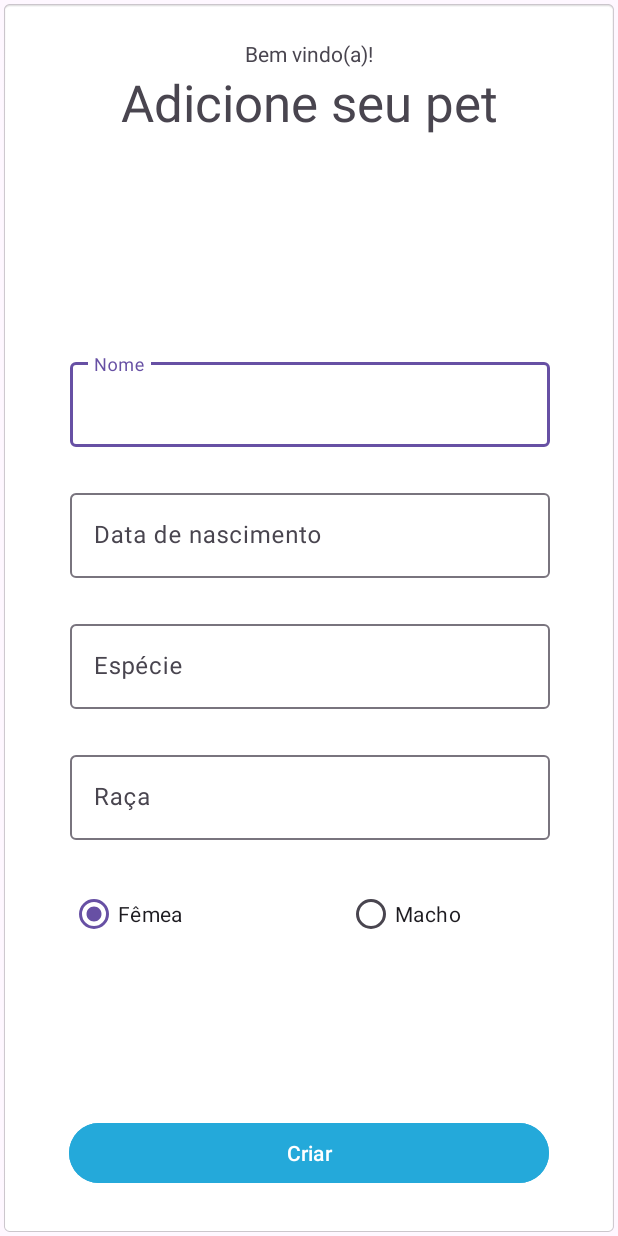
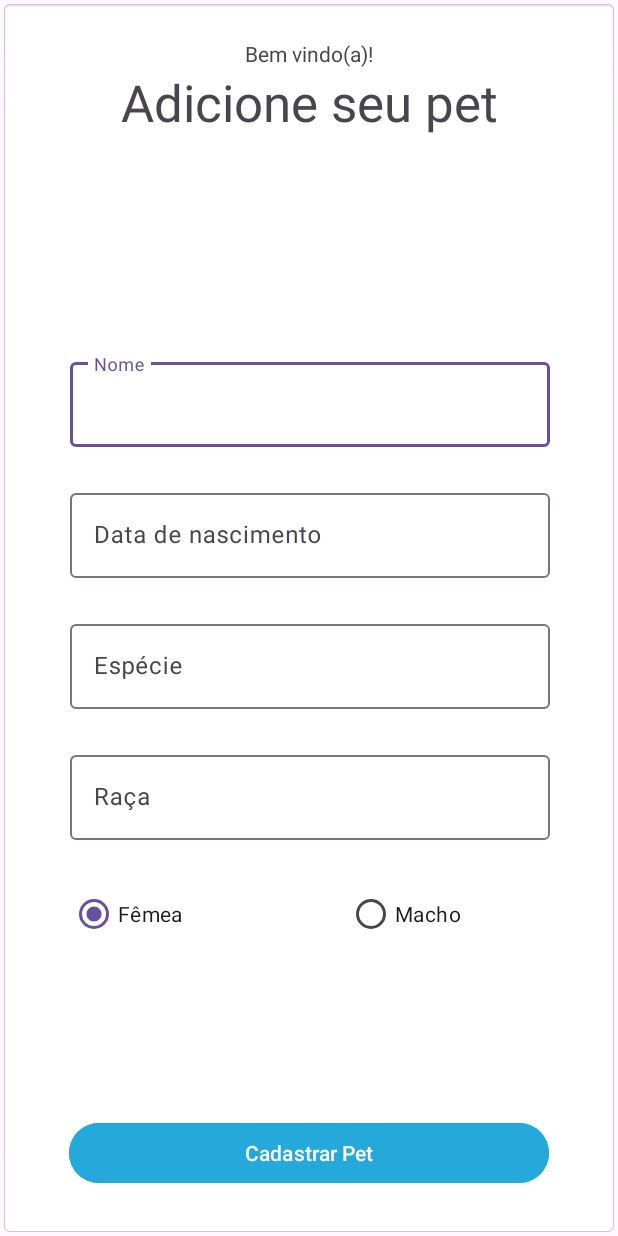
Before and after one commit to guifrancisco/topets, an Android app: the AddPetActivity screen opened directly, with no data from a screen before it, on a phone screen of 412 x 824 dp. Run offline under Robolectric (Android 15) with nearby library versions, the phone set to English and light mode, and no system bars.

Commit message:
Adicionar mais recursos de string

```diff
--- a/app/src/main/res/layout/activity_add_pet.xml
+++ b/app/src/main/res/layout/activity_add_pet.xml
@@ -147,7 +147,7 @@
         android:layout_height="wrap_content"
         android:layout_marginBottom="25dp"
         android:backgroundTint="#24A9DA"
-        android:text="@string/create"
+        android:text="@string/add_pet"
         app:layout_constraintBottom_toBottomOf="parent"
         app:layout_constraintEnd_toEndOf="parent"
         app:layout_constraintHorizontal_bias="0.5"
--- a/app/src/main/res/layout/activity_home.xml
+++ b/app/src/main/res/layout/activity_home.xml
@@ -21,7 +21,7 @@
         android:layout_height="wrap_content"
         android:layout_gravity="center"
         android:layout_marginBottom="27sp"
-        android:text="Bem -vindo(a) ao Topets"
+        android:text="@string/welcome_home"
         android:textColor="#212121"
         android:textSize="27sp"
         android:textStyle="bold" />
@@ -30,7 +30,7 @@
         android:id="@+id/textView2"
         android:layout_width="370dp"
         android:layout_height="81dp"
-        android:text="Programe consultas veterinárias, lembretes de medicamentos, histórico de atividades e muito mais!"
+        android:text="@string/subtitle_home"
         android:textAlignment="center"
         android:textSize="20sp"
         android:textStyle="bold"
@@ -46,7 +46,7 @@
             android:id="@+id/textView"
             android:layout_width="wrap_content"
             android:layout_height="wrap_content"
-            android:text="Cadastrar Pet"
+            android:text="@string/add_pet"
             android:textColor="#ffffff"
             android:textSize="20sp"
             android:textStyle="bold"
--- a/app/src/main/res/values/strings.xml
+++ b/app/src/main/res/values/strings.xml
@@ -2,7 +2,7 @@
     <string name="app_name">TOPETS</string>
 
     <!--  String used in a button to navigate to the pet registration screen  -->
-    <string name="add_pet">Adicionar Pet</string>
+    <string name="add_pet">Cadastrar Pet</string>
     <string name="add_pet_title">Adicione seu pet</string>
 
     <string name="welcome">Bem vindo(a)!</string>
@@ -17,8 +17,9 @@
 
     <string name="birth_date">Data de nascimento</string>
 
-    <string name="create">Criar</string>
+    <string name="female">Fêmea</string>
+    <string name="male">Macho</string>,
 
-    <string name="female">Fêmea</string>
-    <string name="male">Macho</string>
+    <string name="welcome_home">Bem -vindo(a) ao Topets</string>
+    <string name="subtitle_home">Programe consultas veterinárias, lembretes de medicamentos, histórico de atividades e muito mais!</string>
 </resources>
```
